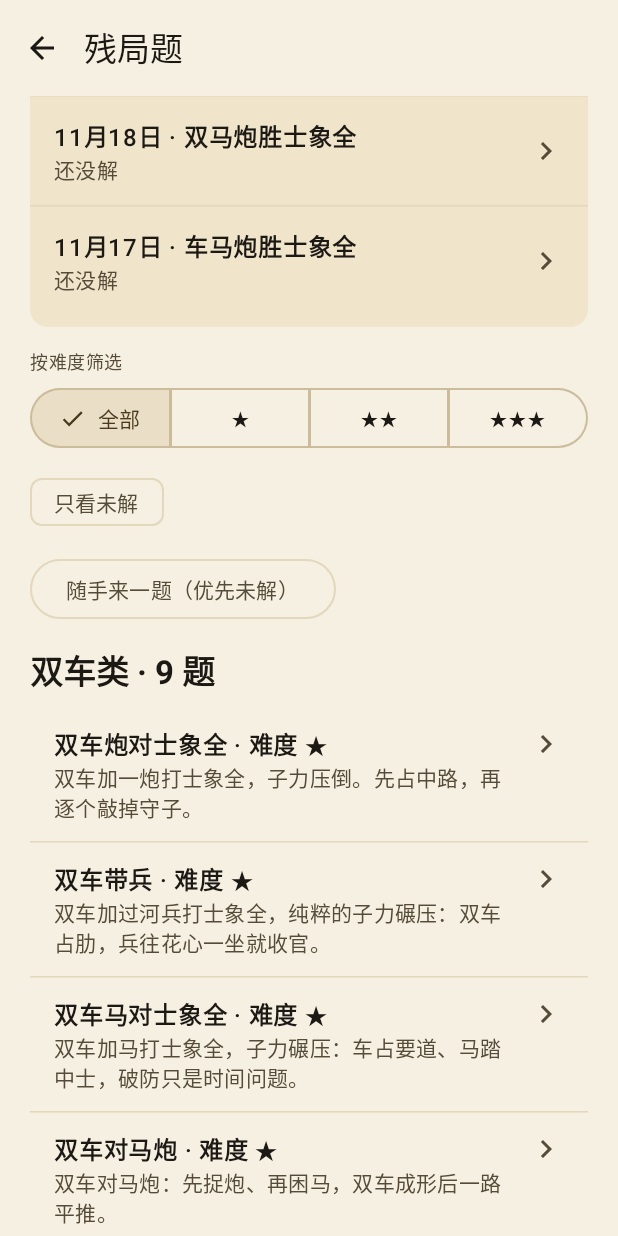
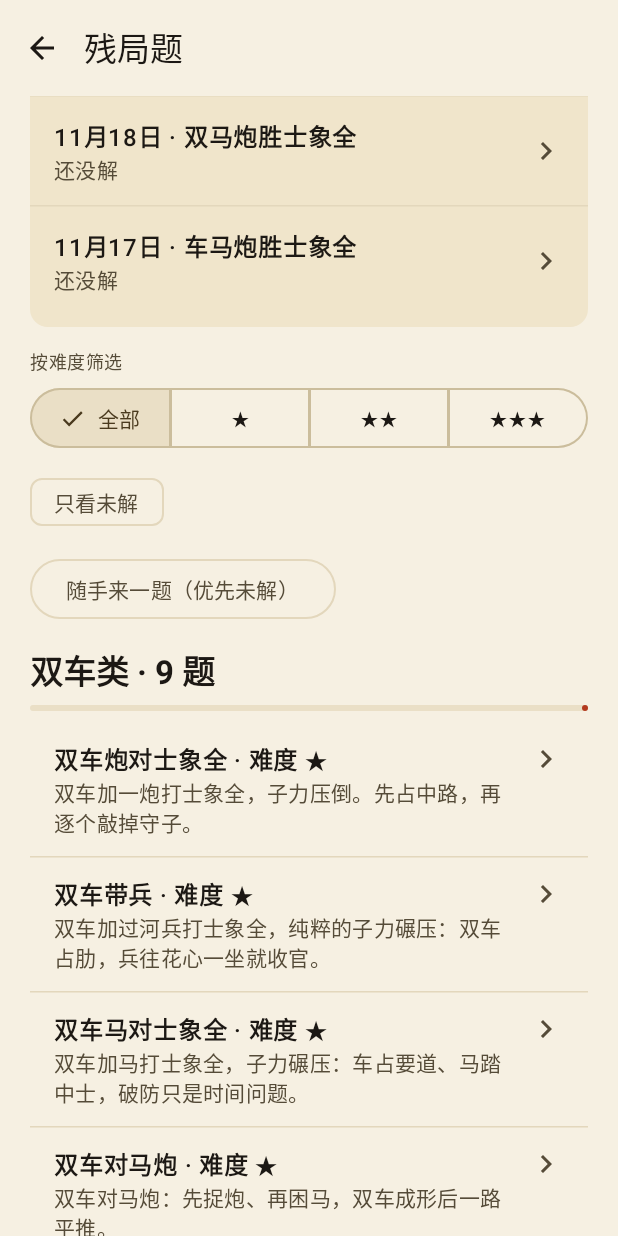
Before and after one commit to liyuzhou79-star/TuxunXiangqi, an Android app built with Jetpack Compose: the composable PuzzleScreen shown on its own in the app's theme, scrolled down 532 dp, on a phone screen of 412 x 824 dp. Run offline under Robolectric (Android 15) with nearby library versions, the phone set to English and light mode, and no system bars; 2 statements that could not run were skipped.

Commit message:
1.37.0: puzzle library audit (replace unverifiable no.46 with solver-proven position), category progress bars, opening search by line name

```diff
--- a/app/build.gradle.kts
+++ b/app/build.gradle.kts
@@ -12,8 +12,8 @@ android {
         applicationId = "com.tuxunxiangqi.android"
         minSdk = 26
         targetSdk = 35
-        versionCode = 46
-        versionName = "1.36.0"
+        versionCode = 47
+        versionName = "1.37.0"
     }
 
     signingConfigs {
--- a/app/src/main/java/com/tuxunxiangqi/android/data/Puzzles.kt
+++ b/app/src/main/java/com/tuxunxiangqi/android/data/Puzzles.kt
@@ -248,9 +248,9 @@ object Puzzles {
             "一车带双马：车封肋道，双马轮转踩子，士象全守得了一时守不了全场。"
         ),
         Puzzle(
-            46, "马炮胜双马",
-            "4k4/9/2n3n2/9/4N4/9/3C5/9/9/4K4 w - - 0 1",
-            "马炮打双马是细活：先兑掉一马，再用炮的远程火力压住另一马，急不得。"
+            46, "马炮带兵胜单马",
+            "4k4/9/1n7/3P5/5N3/9/6C2/9/9/3K5 w - - 0 1",
+            "马炮带一兵打单马：兵已过河，马炮跟上。这局有杀棋藏在里面，先把杀路算准，再动手收官。"
         ),
         Puzzle(
             47, "双车兵胜双士",
--- a/app/src/main/java/com/tuxunxiangqi/android/ui/PuzzleScreen.kt
+++ b/app/src/main/java/com/tuxunxiangqi/android/ui/PuzzleScreen.kt
@@ -23,6 +23,7 @@ import androidx.compose.material3.CardDefaults
 import androidx.compose.material3.FilterChip
 import androidx.compose.material3.MaterialTheme
 import androidx.compose.material3.HorizontalDivider
+import androidx.compose.material3.LinearProgressIndicator
 import androidx.compose.material3.Icon
 import androidx.compose.material3.ListItem
 import androidx.compose.material3.OutlinedButton
@@ -338,6 +339,17 @@ fun PuzzleScreen(onBack: () -> Unit) {
                     if (groupSolved > 0) "（已解 $groupSolved）" else "",
                 style = MaterialTheme.typography.titleLarge,
                 fontWeight = FontWeight.Bold
+            )
+            // Category progress bar (1.37.0): the header count
+            // as a bar, same numbers — how far through this
+            // group the player is reads at a glance.
+            Spacer(Modifier.height(6.dp))
+            LinearProgressIndicator(
+                progress = {
+                    if (group.isEmpty()) 0f
+                    else groupSolved.toFloat() / group.size
+                },
+                modifier = Modifier.fillMaxWidth()
             )
             Spacer(Modifier.height(8.dp))
             for (p in group) {
--- a/app/src/main/java/com/tuxunxiangqi/android/xiangqi/OpeningBook.kt
+++ b/app/src/main/java/com/tuxunxiangqi/android/xiangqi/OpeningBook.kt
@@ -326,6 +326,12 @@ object OpeningBook {
             if (node.suggestions.any { it.second.contains(q) }) {
                 return@filter true
             }
+            // The accumulated line name (1.37.0): a deep node in
+            // the 顺炮 line is findable by 顺炮 even when its own
+            // suggestions carry no label.
+            if (lineName(node.historyUci)?.contains(q) == true) {
+                return@filter true
+            }
             if (historyNotation(node.historyUci).any { it.contains(q) }) {
                 return@filter true
             }
```
Also changed, not shown: 3 other files.
